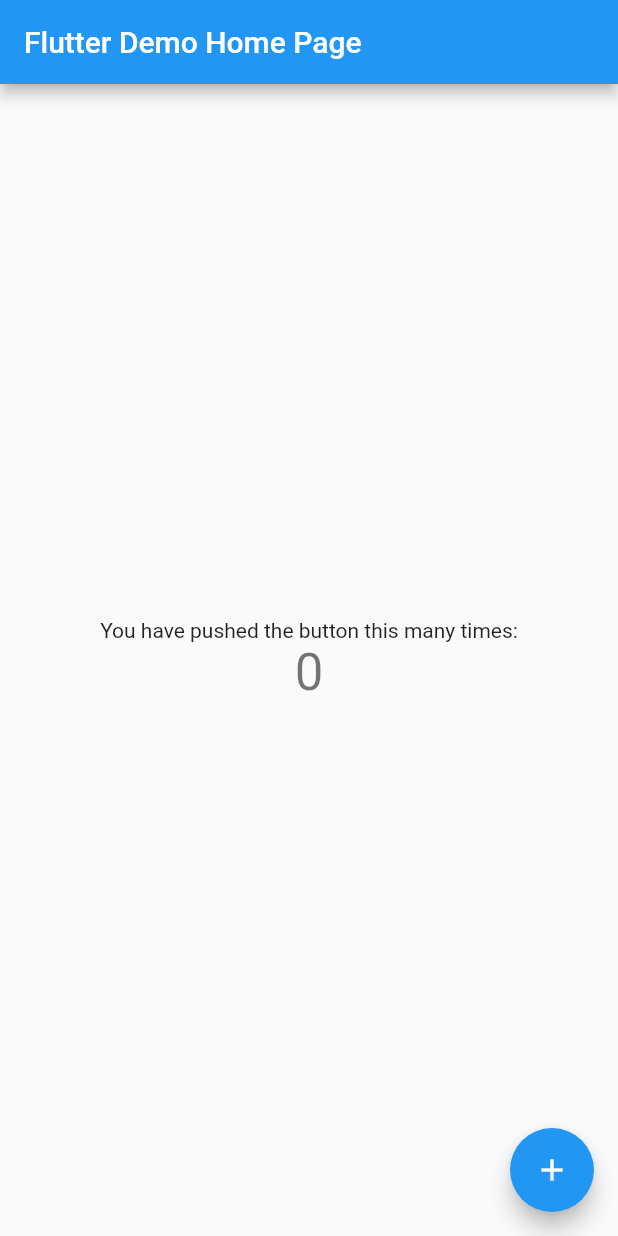
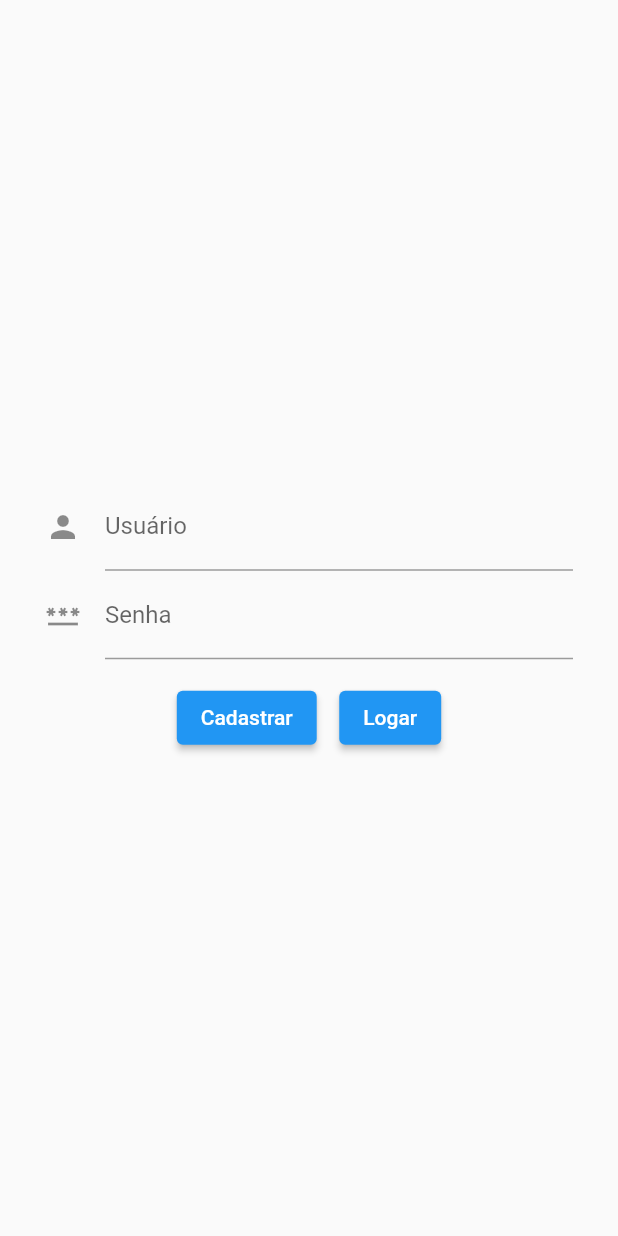
Before and after one commit to ademir2011/cupromo, a Flutter app: the screen it shows after launch, on a phone screen of 412 x 824 dp. Run offline on Flutter 3.47's test engine with Material 2 defaults, Android fonts, the phone set to English and light mode, and no system bars; our stand-ins replace flutter_modular.

Commit message:
telas iniciais do projeto

```diff
--- a/lib/main.dart
+++ b/lib/main.dart
@@ -1,106 +1,8 @@
+import 'package:cupromo/src/app_module.dart';
+import 'package:cupromo/src/app_widget.dart';
 import 'package:flutter/material.dart';
+import 'package:flutter_modular/flutter_modular.dart';
 
 void main() {
-  runApp(const MyApp());
+  return runApp(ModularApp(module: AppModule(), child: AppWidget()));
 }
-
-class MyApp extends StatelessWidget {
-  const MyApp({Key? key}) : super(key: key);
-
-  // This widget is the root of your application.
-  @override
-  Widget build(BuildContext context) {
-    return MaterialApp(
-      title: 'Flutter Demo',
-      theme: ThemeData(
-        primarySwatch: Colors.blue,
-      ),
-      home: const MyHomePage(title: 'Flutter Demo Home Page'),
-    );
-  }
-}
-
-class MyHomePage extends StatefulWidget {
-  const MyHomePage({Key? key, required this.title}) : super(key: key);
-
-  // This widget is the home page of your application. It is stateful, meaning
-  // that it has a State object (defined below) that contains fields that affect
-  // how it looks.
-
-  // This class is the configuration for the state. It holds the values (in this
-  // case the title) provided by the parent (in this case the App widget) and
-  // used by the build method of the State. Fields in a Widget subclass are
-  // always marked "final".
-
-  final String title;
-
-  @override
-  State<MyHomePage> createState() => _MyHomePageState();
-}
-
-class _MyHomePageState extends State<MyHomePage> {
-  int _counter = 0;
-
-  void _incrementCounter() {
-    setState(() {
-      // This call to setState tells the Flutter framework that something has
-      // changed in this State, which causes it to rerun the build method below
-      // so that the display can reflect the updated values. If we changed
-      // _counter without calling setState(), then the build method would not be
-      // called again, and so nothing would appear to happen.
-      _counter++;
-    });
-  }
-
-  @override
-  Widget build(BuildContext context) {
-    // This method is rerun every time setState is called, for instance as done
-    // by the _incrementCounter method above.
-    //
-    // The Flutter framework has been optimized to make rerunning build methods
-    // fast, so that you can just rebuild anything that needs updating rather
-    // than having to individually change instances of widgets.
-    return Scaffold(
-      appBar: AppBar(
-        // Here we take the value from the MyHomePage object that was created by
-        // the App.build method, and use it to set our appbar title.
-        title: Text(widget.title),
-      ),
-      body: Center(
-        // Center is a layout widget. It takes a single child and positions it
-        // in the middle of the parent.
-        child: Column(
-          // Column is also a layout widget. It takes a list of children and
-          // arranges them vertically. By default, it sizes itself to fit its
-          // children horizontally, and tries to be as tall as its parent.
-          //
-          // Invoke "debug painting" (press "p" in the console, choose the
-          // "Toggle Debug Paint" action from the Flutter Inspector in Android
-          // Studio, or the "Toggle Debug Paint" command in Visual Studio Code)
-          // to see the wireframe for each widget.
-          //
-          // Column has various properties to control how it sizes itself and
-          // how it positions its children. Here we use mainAxisAlignment to
-          // center the children vertically; the main axis here is the vertical
-          // axis because Columns are vertical (the cross axis would be
-          // horizontal).
-          mainAxisAlignment: MainAxisAlignment.center,
-          children: <Widget>[
-            const Text(
-              'You have pushed the button this many times:',
-            ),
-            Text(
-              '$_counter',
-              style: Theme.of(context).textTheme.headline4,
-            ),
-          ],
-        ),
-      ),
-      floatingActionButton: FloatingActionButton(
-        onPressed: _incrementCounter,
-        tooltip: 'Increment',
-        child: const Icon(Icons.add),
-      ), // This trailing comma makes auto-formatting nicer for build methods.
-    );
-  }
-}
--- /dev/null
+++ b/lib/src/app_widget.dart
@@ -0,0 +1,13 @@
+import 'package:flutter/material.dart';
+import 'package:flutter_modular/flutter_modular.dart';
+
+class AppWidget extends StatelessWidget {
+  Widget build(BuildContext context) {
+    return MaterialApp.router(
+      title: 'Cupromo',
+      theme: ThemeData(primarySwatch: Colors.blue),
+      routeInformationParser: Modular.routeInformationParser,
+      routerDelegate: Modular.routerDelegate,
+    ); //added by extension
+  }
+}
--- /dev/null
+++ b/lib/src/auth/presenter/login_page.dart
@@ -0,0 +1,56 @@
+import 'package:flutter/cupertino.dart';
+import 'package:flutter/material.dart';
+import 'package:flutter/src/foundation/key.dart';
+import 'package:flutter/src/widgets/framework.dart';
+import 'package:flutter_modular/flutter_modular.dart';
+
+class LoginPage extends StatefulWidget {
+  const LoginPage({Key? key}) : super(key: key);
+
+  @override
+  State<LoginPage> createState() => _LoginPageState();
+}
+
+class _LoginPageState extends State<LoginPage> {
+  @override
+  Widget build(BuildContext context) {
+    return Scaffold(
+      body: Padding(
+        padding: const EdgeInsets.symmetric(horizontal: 30),
+        child: Column(
+          mainAxisAlignment: MainAxisAlignment.center,
+          children: [
+            TextFormField(
+              decoration: InputDecoration(
+                icon: Icon(Icons.person),
+                labelText: 'Usuário',
+              ),
+            ),
+            TextFormField(
+              decoration: InputDecoration(
+                icon: Icon(Icons.password),
+                labelText: 'Senha',
+              ),
+              obscureText: true,
+            ),
+            SizedBox(height: 15),
+            Row(
+              mainAxisAlignment: MainAxisAlignment.center,
+              children: [
+                ElevatedButton(
+                  onPressed: () => Modular.to.navigate('/auth/register'),
+                  child: Text('Cadastrar'),
+                ),
+                SizedBox(width: 15),
+                ElevatedButton(
+                  onPressed: () => Modular.to.navigate('/promo'),
+                  child: Text('Logar'),
+                ),
+              ],
+            )
+          ],
+        ),
+      ),
+    );
+  }
+}
```
Also changed, not shown: lib/src/app_module.dart (added, +16 -0 lines), lib/src/auth/auth_module.dart (added, +14 -0 lines), lib/src/auth/presenter/register_page.dart (added, +47 -0 lines), lib/src/promo/presenter/promo_detail_page.dart (added, +19 -0 lines), lib/src/promo/presenter/promo_home_page.dart (added, +69 -0 lines), lib/src/promo/presenter/promo_insert_page.dart (added, +51 -0 lines), lib/src/promo/promo_module.dart (added, +16 -0 lines), lib/src/splash_screen_page.dart (added, +26 -0 lines), 1 other file.
